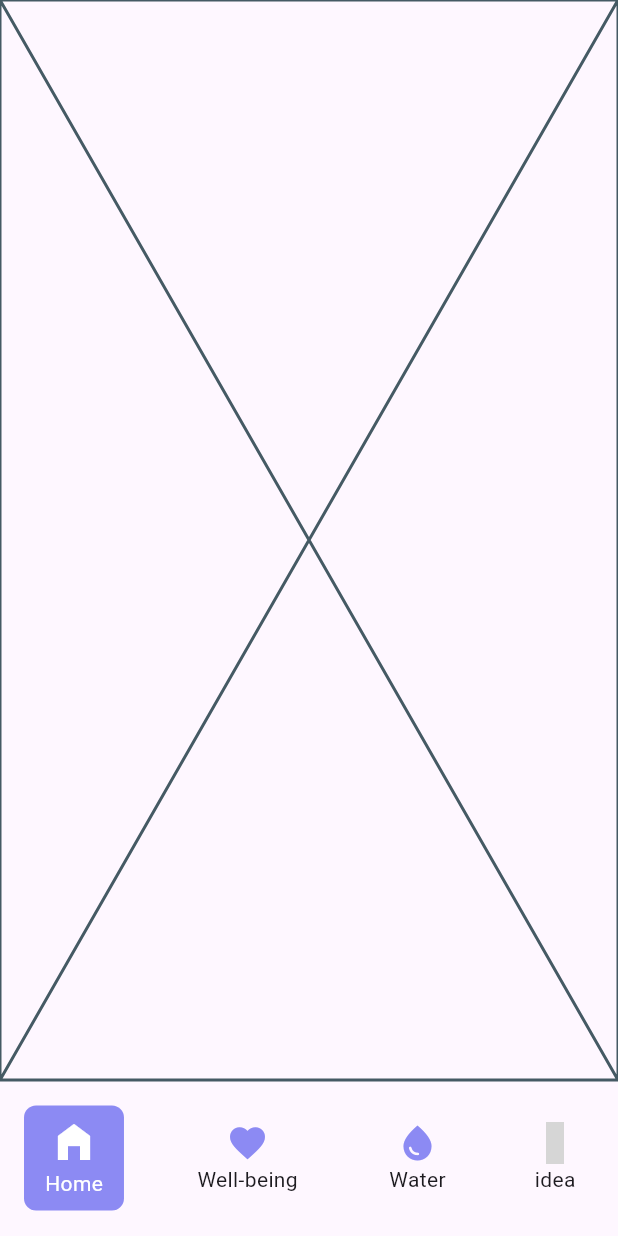
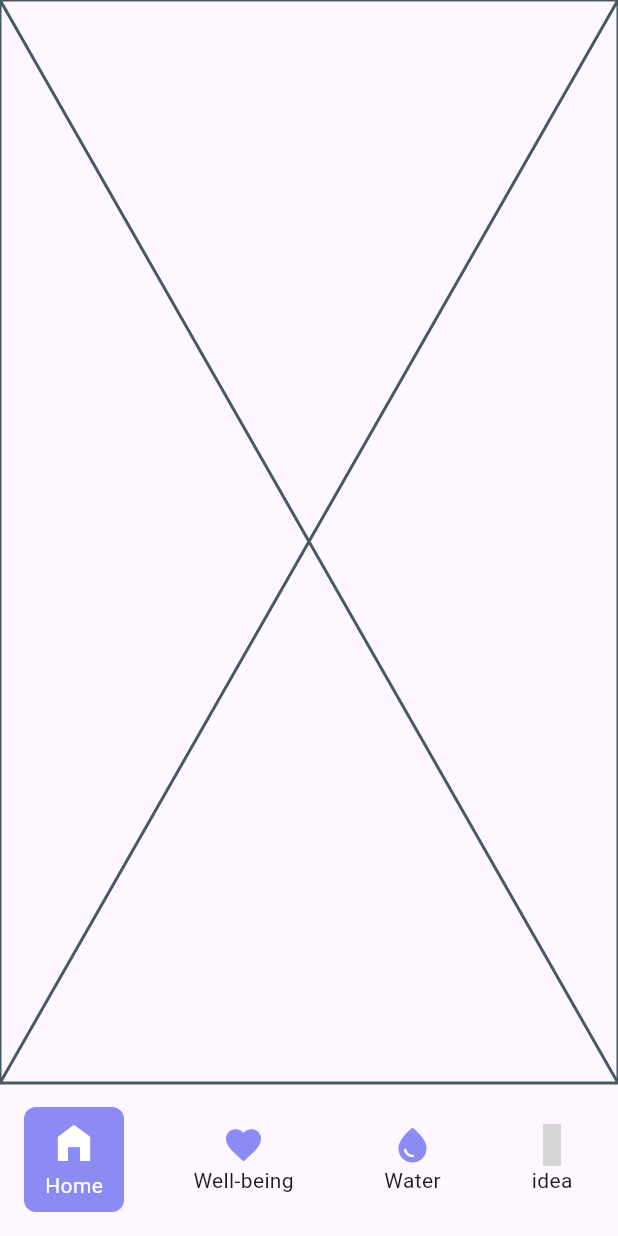
Before and after one commit to JAICHANGPARK/flutter_notebook_chapter_43, a Flutter app: the HabitJournalMainScreen screen opened directly, on a phone screen of 412 x 824 dp. Run offline on Flutter 3.47's test engine with Material 3 defaults, Android fonts, the phone set to English and light mode, and no system bars; our stand-ins replace gap, hugeicons; grey boxes are pictures that could not be loaded.

Commit message:
Update habit_journal_main_screen.dart

```diff
--- a/lib/ep2173_habit_journal_app/ui/habit_journal_main_screen.dart
+++ b/lib/ep2173_habit_journal_app/ui/habit_journal_main_screen.dart
@@ -75,7 +75,7 @@ class _HabitJournalMainScreenState extends State<HabitJournalMainScreen> {
                     // color: HabitAppTheme.primary,
                     borderRadius: BorderRadius.circular(8),
                   ),
-                  padding: EdgeInsets.all(12),
+                  padding: EdgeInsets.symmetric(horizontal: 14, vertical: 8),
                   child: Column(
                     children: [
                       Icon(
@@ -97,7 +97,7 @@ class _HabitJournalMainScreenState extends State<HabitJournalMainScreen> {
                     // color: HabitAppTheme.primary,
                     borderRadius: BorderRadius.circular(8),
                   ),
-                  padding: EdgeInsets.all(12),
+                  padding: EdgeInsets.symmetric(horizontal: 14, vertical: 8),
                   child: Column(
                     children: [
                       Icon(
```
